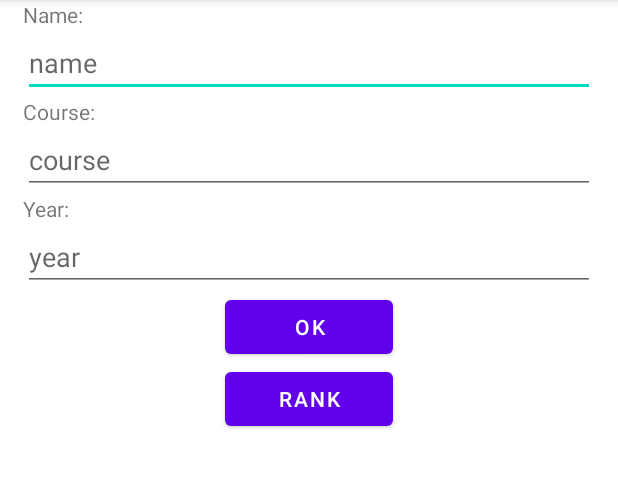
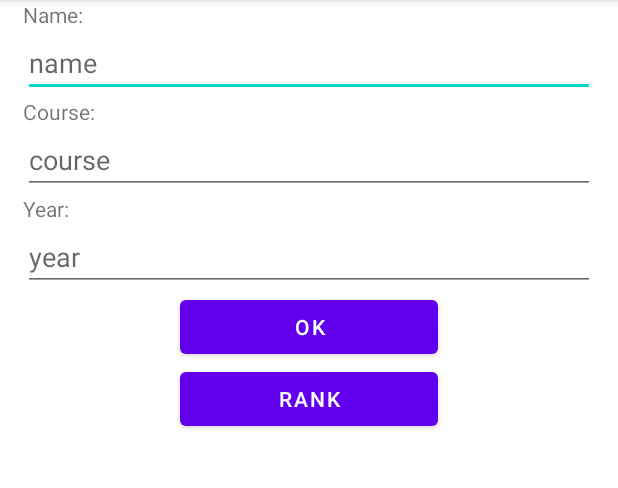
Before and after one commit to blockmel/Group_Project_Heim_Block, an Android app: the DetailsActivity screen opened directly, with no data from a screen before it, on a phone screen of 412 x 824 dp, the part 84-572 px from its top. Run offline under Robolectric (Android 15) with nearby library versions, the phone set to English and light mode, and no system bars; our stand-ins replace Firebase (no records; nobody signed in at launch, a user with empty details on screens opened directly); 2 statements that could not run were skipped.

Commit message:
Last details to finish

```diff
--- a/app/src/main/java/de/hsas/inf/group_project_heim_block/DetailsActivity.kt
+++ b/app/src/main/java/de/hsas/inf/group_project_heim_block/DetailsActivity.kt
@@ -2,6 +2,7 @@ package de.hsas.inf.group_project_heim_block
 
 import android.content.ContentValues.TAG
 import android.content.Context
+import android.content.Intent
 import android.hardware.Sensor
 import android.hardware.SensorEvent
 import android.hardware.SensorEventListener
@@ -71,6 +72,11 @@ class DetailsActivity : AppCompatActivity(), SensorEventListener {
             }
         }
 
+        binding.goToRank.setOnClickListener {
+            val intent = Intent(this, RankActivity::class.java)
+            startActivity(intent)
+        }
+
 
         sensorManager = getSystemService(Context.SENSOR_SERVICE) as SensorManager
         sensor = sensorManager.getDefaultSensor(Sensor.TYPE_ACCELEROMETER)
--- a/app/src/main/java/de/hsas/inf/group_project_heim_block/RankActivity.kt
+++ b/app/src/main/java/de/hsas/inf/group_project_heim_block/RankActivity.kt
@@ -30,6 +30,10 @@ class RankActivity : AppCompatActivity() {
         val rootView = binding.root
         setContentView(rootView)
         getLeaderboard()
+
+        binding.backButton.setOnClickListener {
+            this.finish()
+        }
 
         val sdf = SimpleDateFormat("yyyy-MM-dd'T'HH:mm:ss.SSS'Z'")
         sdf.setTimeZone(TimeZone.getTimeZone("GMT"))
--- a/app/src/main/res/layout/activity_details.xml
+++ b/app/src/main/res/layout/activity_details.xml
@@ -55,14 +55,14 @@
 
     <Button
         android:id="@+id/updateDetails"
-        android:layout_marginHorizontal="150dp"
+        android:layout_marginHorizontal="120dp"
         android:text="OK"
         android:layout_width="match_parent"
         android:layout_height="wrap_content" />
 
     <Button
         android:id="@+id/go_to_rank"
-        android:layout_marginHorizontal="150dp"
+        android:layout_marginHorizontal="120dp"
         android:text="RANK"
         android:layout_width="match_parent"
         android:layout_height="wrap_content" />
```
Also changed, not shown: 1 other file.
